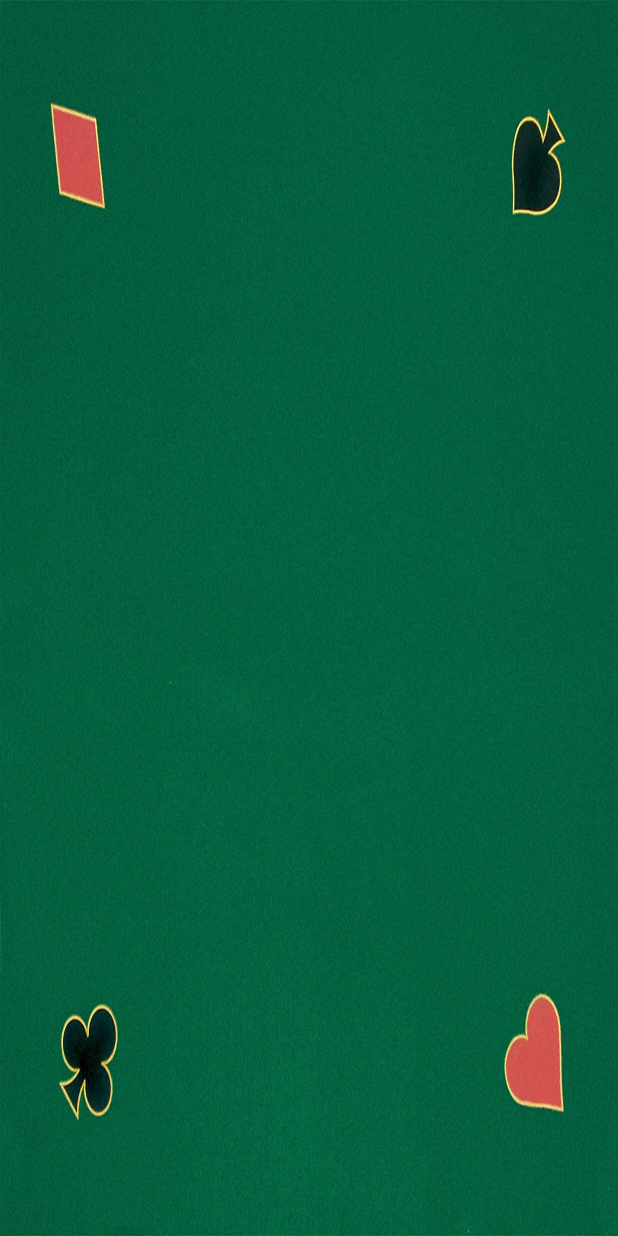
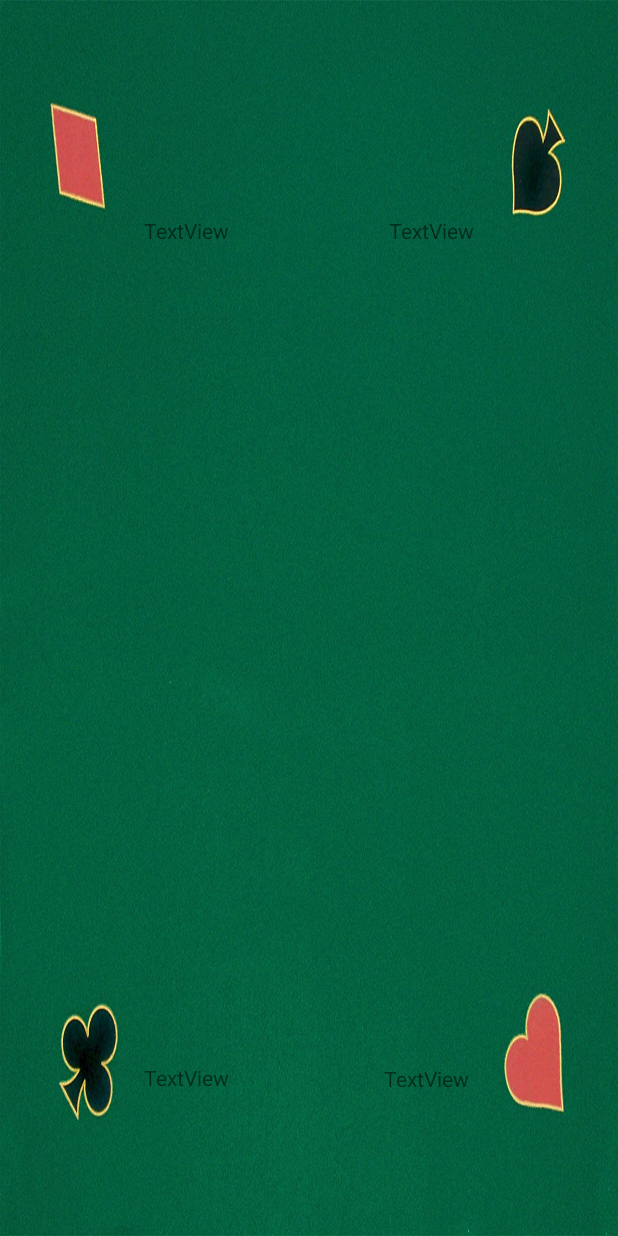
Before and after one commit to patty-cc/BlackJackCardGame, an Android app: the layout activity_black_jack_game.xml on its own in the app's theme, with its tools: preview values and no code run, on a phone screen of 412 x 824 dp. Run offline under Robolectric (Android 15) with nearby library versions, the phone set to English and light mode, and no system bars.

Commit message:
Add cards to game activity

```diff
--- a/app/src/main/java/com/example/user/blackjackcardgame/BlackJackGameClass.java
+++ b/app/src/main/java/com/example/user/blackjackcardgame/BlackJackGameClass.java
@@ -41,7 +41,7 @@ public class BlackJackGameClass extends Game {
 
         for ( Player player: players ) {
             int playerScore = this.scorer.handScore(player.getPlayerHand());
-           if( playerScore > winningScore  && playerScore < 21 ){
+           if( playerScore > winningScore  && playerScore <= 21 ){
                currentWinner = player;
                winningScore = playerScore;
            }
--- a/app/src/main/java/com/example/user/blackjackcardgame/Card.java
+++ b/app/src/main/java/com/example/user/blackjackcardgame/Card.java
@@ -37,4 +37,8 @@ public class Card {
         return value.ordinal() + 1;
     }
 
+    public String cardOutputName(){
+        return value.toString() + " " + suit.toString();
+    }
+
 }
--- a/app/src/main/res/layout/activity_black_jack_game.xml
+++ b/app/src/main/res/layout/activity_black_jack_game.xml
@@ -35,4 +35,45 @@
         app:layout_constraintRight_toRightOf="parent"
         app:layout_constraintTop_toBottomOf="@+id/player_one_name_text"
         app:layout_constraintVertical_bias="0.501" />
+
+    <TextView
+        android:id="@+id/player1card1"
+        android:layout_width="58dp"
+        android:layout_height="17dp"
+        android:text="TextView"
+        app:layout_constraintTop_toTopOf="parent"
+        android:layout_marginTop="144dp"
+        android:layout_marginLeft="96dp"
+        app:layout_constraintLeft_toLeftOf="parent" />
+
+    <TextView
+        android:id="@+id/player1card2"
+        android:layout_width="wrap_content"
+        android:layout_height="wrap_content"
+        android:text="TextView"
+        app:layout_constraintTop_toTopOf="parent"
+        android:layout_marginTop="144dp"
+        android:layout_marginRight="96dp"
+        app:layout_constraintRight_toRightOf="parent" />
+
+    <TextView
+        android:id="@+id/player2card1"
+        android:layout_width="wrap_content"
+        android:layout_height="wrap_content"
+        android:layout_marginBottom="96dp"
+        android:layout_marginLeft="96dp"
+        android:text="TextView"
+        app:layout_constraintBottom_toBottomOf="parent"
+        app:layout_constraintLeft_toLeftOf="parent" />
+
+    <TextView
+        android:id="@+id/player2card2"
+        android:layout_width="wrap_content"
+        android:layout_height="wrap_content"
+        android:layout_marginBottom="95dp"
+        android:layout_marginRight="99dp"
+        android:text="TextView"
+        app:layout_constraintBottom_toBottomOf="parent"
+        app:layout_constraintRight_toRightOf="parent" />
+
 </android.support.constraint.ConstraintLayout>
--- a/app/src/main/res/layout/activity_black_jack_player.xml
+++ b/app/src/main/res/layout/activity_black_jack_player.xml
@@ -48,7 +48,7 @@
         android:layout_marginRight="8dp"
         android:layout_marginTop="40dp"
         android:onClick="onStartGameButtonClicked"
-        android:text="Star Game"
+        android:text="Start Game"
         android:textColor="@android:color/black"
         android:textSize="24sp"
         app:layout_constraintLeft_toLeftOf="parent"
```
Also changed, not shown: app/src/main/java/com/example/user/blackjackcardgame/BlackJackGameActivity.java (+27 -0 lines), 1 other file.
